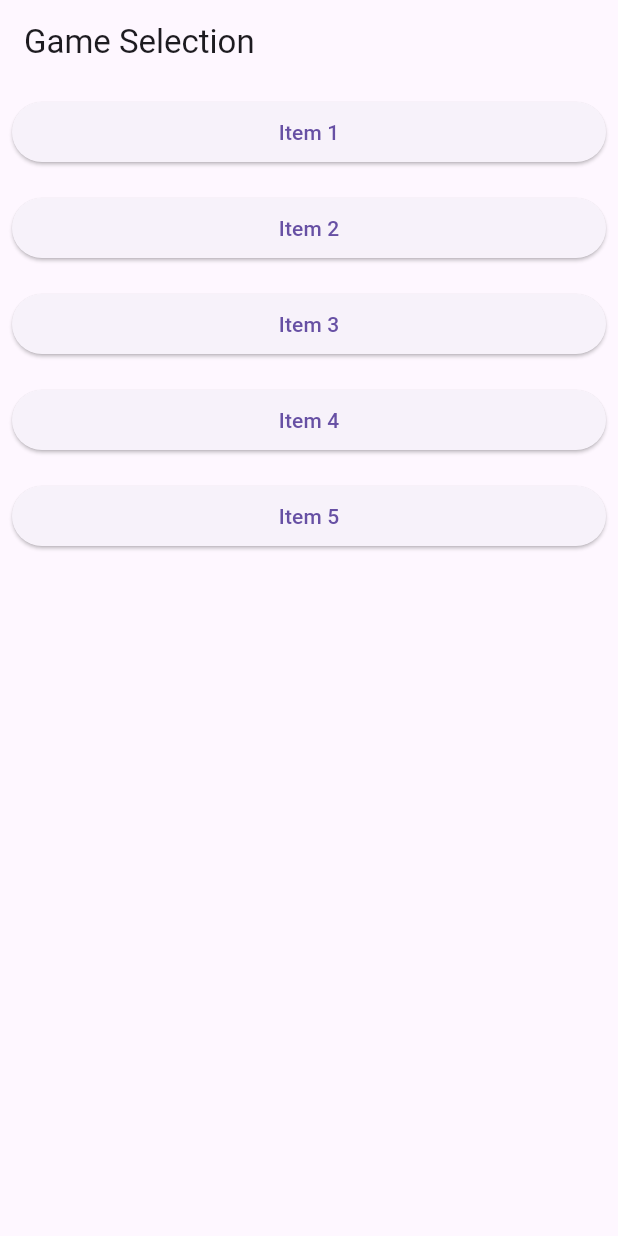
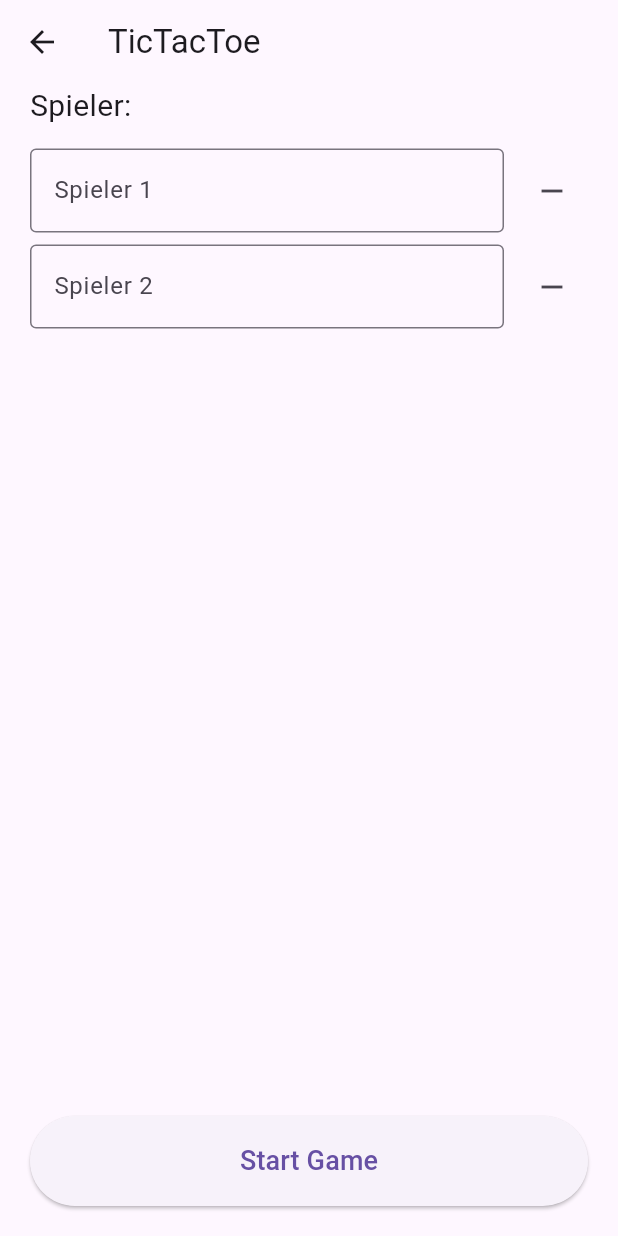
Before and after one commit to Just-enki/AndroidGame2025, a Flutter app: the screen it shows after launch, after a tap on "Item 1", on a phone screen of 412 x 824 dp. Run offline on Flutter 3.47's test engine with Material 3 defaults, Android fonts, the phone set to English and light mode, and no system bars.

Commit message:
added game setup template

```diff
--- /dev/null
+++ b/lib/game_start_template.dart
@@ -0,0 +1,163 @@
+import 'package:flutter/material.dart';
+
+class GameSetupTemplate extends StatefulWidget {
+  final String title;
+  final int minPlayers;
+  final int maxPlayers;
+
+  const GameSetupTemplate({
+    super.key,
+    required this.title,
+    required this.minPlayers,
+    required this.maxPlayers,
+  });
+
+  @override
+  State<GameSetupTemplate> createState() => _GameSetupTemplateState();
+}
+
+class _GameSetupTemplateState extends State<GameSetupTemplate> {
+  final List<TextEditingController> _controllers = [];
+
+  @override
+  void initState() {
+    super.initState();
+    for (int i = 0; i < widget.minPlayers; i++) {
+      _controllers.add(TextEditingController());
+    }
+  }
+
+
+  void _addPlayer() {
+    if (_controllers.length < widget.maxPlayers) {
+      setState(() {
+        _controllers.add(TextEditingController(text: 'Spieler ${_controllers.length + 1}'));
+      });
+    }
+  }
+
+  void _removePlayer(int index) {
+    if (_controllers.length > widget.minPlayers) {
+      setState(() {
+        _controllers[index].dispose();
+        _controllers.removeAt(index);
+      });
+    } else {
+      _showMessage("At least ${widget.minPlayers} players are required.");
+    }
+  }
+
+
+  void _startGame() {
+    final playerNames = _controllers
+        .map((controller) => controller.text.trim())
+        .where((name) => name.isNotEmpty)
+        .toList();
+
+    if (playerNames.toSet().length < playerNames.length) {
+      _showMessage("Spielernamen müssen eindeutig sein.");
+      return;
+    }
+
+    if (playerNames.length < widget.minPlayers) {
+      _showMessage("Mindestens ${widget.minPlayers} Spieler erforderlich.");
+      return;
+    }
+
+    if (playerNames.length > widget.maxPlayers) {
+      _showMessage("Maximal ${widget.maxPlayers} Spieler erlaubt.");
+      return;
+    }
+  }
+
+  void _showMessage(String message) {
+    ScaffoldMessenger.of(context).showSnackBar(
+      SnackBar(content: Text(message)),
+    );
+  }
+
+  @override
+  void dispose() {
+    for (final controller in _controllers) {
+      controller.dispose();
+    }
+    super.dispose();
+  }
+
+  @override
+  Widget build(BuildContext context) {
+    return Scaffold(
+      appBar: AppBar(
+        title: Text(widget.title),
+        leading: BackButton(),
+      ),
+      body: Column(
+        children: [
+          Padding(
+            padding: const EdgeInsets.symmetric(horizontal: 20),
+            child: Row(
+              children: [
+                const Text(
+                  'Spieler:',
+                  style: TextStyle(fontSize: 20),
+                ),
+                const Spacer(),
+                if (_controllers.length < widget.maxPlayers)
+                  IconButton(
+                    icon: const Icon(Icons.add),
+                    onPressed: _addPlayer,
+                  ),
+              ],
+            ),
+          ),
+          const SizedBox(height: 10),
+          Expanded(
+            flex: 2,
+            child: ListView.builder(
+              itemCount: _controllers.length,
+              itemBuilder: (context, index) {
+                return Padding(
+                  padding:
+                      const EdgeInsets.symmetric(horizontal: 20, vertical: 4),
+                  child: Row(
+                    children: [
+                      Expanded(
+                        child: TextField(
+                          controller: _controllers[index],
+                          decoration: InputDecoration(
+                            border: const OutlineInputBorder(),
+                            hintText: 'Spieler ${index + 1}',
+                          ),
+                        ),
+                      ),
+                      const SizedBox(width: 8),
+                      IconButton(
+                        icon: const Icon(Icons.remove),
+                        onPressed: () => _removePlayer(index),
+                      ),
+                    ],
+                  ),
+                );
+              },
+            ),
+          ),
+          const Spacer(),
+          Padding(
+            padding: const EdgeInsets.symmetric(horizontal: 20, vertical: 20),
+            child: SizedBox(
+              width: double.infinity,
+              height: 60,
+              child: ElevatedButton(
+                onPressed: _startGame,
+                child: const Text(
+                  "Start Game",
+                  style: TextStyle(fontSize: 18),
+                ),
+              ),
+            ),
+          ),
+        ],
+      ),
+    );
+  }
+}
--- a/lib/main.dart
+++ b/lib/main.dart
@@ -1,3 +1,4 @@
+import 'package:android_game_2025/game_start_template.dart';
 import 'package:flutter/material.dart';
 
 void main() => runApp(const MyApp());
@@ -14,7 +15,12 @@ class ButtonList extends StatelessWidget {
         var item = items[index];
         return Padding(padding: const EdgeInsets.all(8.0),
           child: ElevatedButton(
-            onPressed: () {},
+            onPressed: () {
+              Navigator.push(
+                context,
+                MaterialPageRoute(builder: (context) => const GameSetupTemplate(title: 'TicTacToe', minPlayers: 2, maxPlayers: 2)),
+              );
+            },
             child: Text(item),
           ),
         );
```
